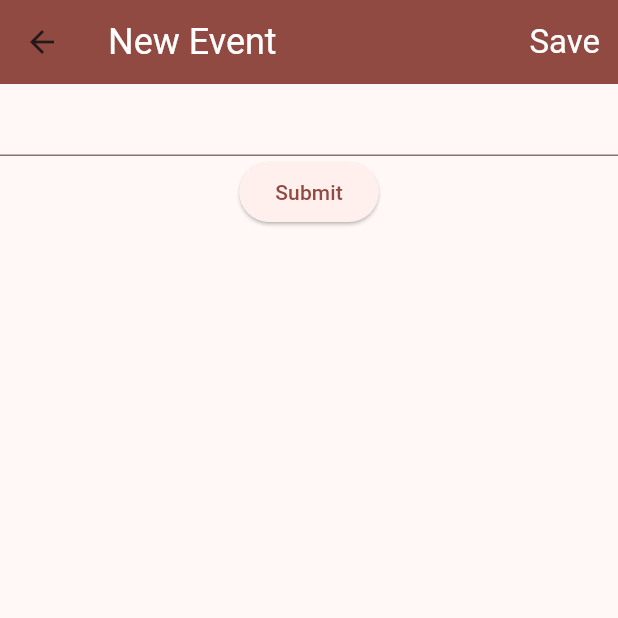
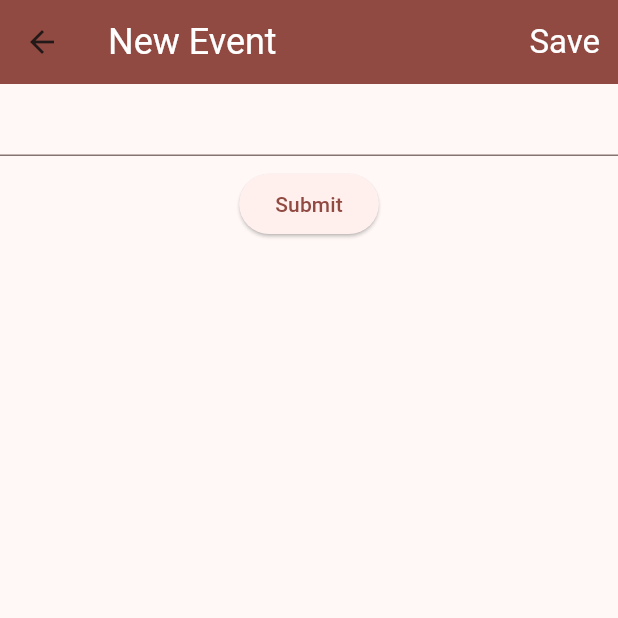
Before and after one commit to nickw409/N-Time, a Flutter app: the EventForm screen opened directly, on a phone screen of 412 x 824 dp, the top half of it. Run offline on Flutter 3.47's test engine with Material 3 defaults, Android fonts, the phone set to English and light mode, and no system bars; our stand-ins replace get_it, table_calendar; network calls fail; statements that could not run were skipped.

Commit message:
Added sizedbox to improve spacing

```diff
--- a/lib/ui/create_event_view.dart
+++ b/lib/ui/create_event_view.dart
@@ -50,6 +50,9 @@ class EventFormState extends State<EventForm> {
                 return null;
               },
             ),
+            const SizedBox(
+              height: 8.0,
+            ),
             ElevatedButton(
               onPressed: () {
                 if (_eventFormKey.currentState!.validate()) {
```
